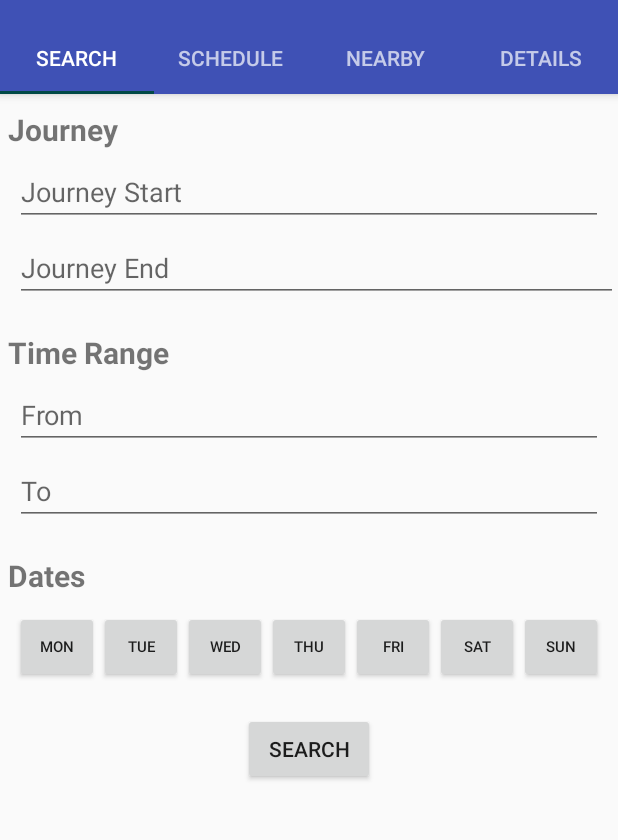
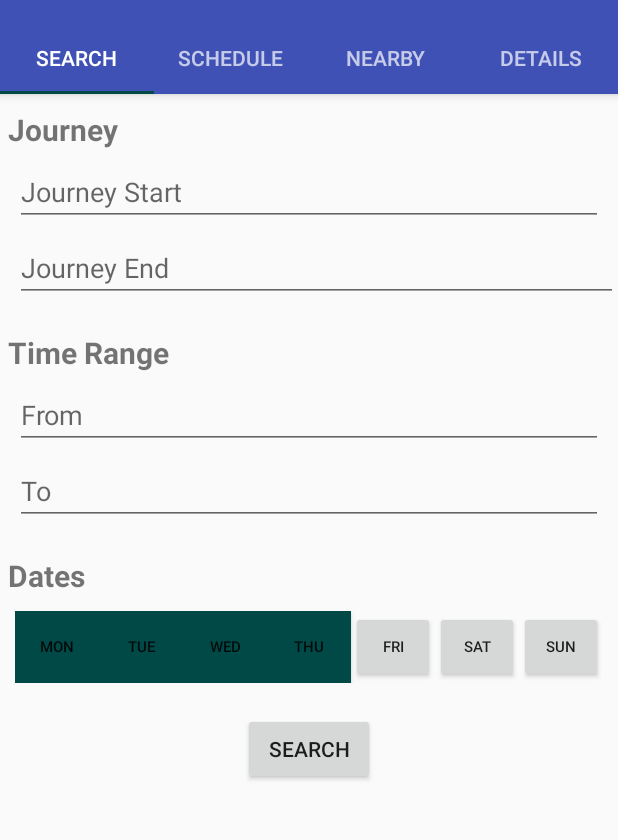
Before and after one commit to MLBCoders/MyBus, an Android app: the screen it shows after launch (MainActivity), in the options menu, after a tap on "Settings", on a phone screen of 412 x 824 dp, the part 74-914 px from its top. Run offline under Robolectric (Android 15) with nearby library versions, the phone set to English and light mode, and no system bars; our stand-ins replace ButterKnife.

Commit message:
date btns

```diff
--- a/app/src/main/java/lk/mlbcoders/mybus/SearchBusFragment.java
+++ b/app/src/main/java/lk/mlbcoders/mybus/SearchBusFragment.java
@@ -12,8 +12,11 @@
 import android.view.LayoutInflater;
 import android.view.View;
 import android.view.ViewGroup;
+import android.widget.Button;
 import android.widget.TimePicker;
 import android.widget.Toast;
+
+import java.util.ArrayList;
 
 import butterknife.BindView;
 import butterknife.ButterKnife;
@@ -30,6 +33,8 @@
     @BindView(R.id.picker_journey_to) TextInputEditText picker_journey_to;
     @BindView(R.id.picker_time_range_from) TextInputEditText picker_time_range_from;
     @BindView(R.id.picker_time_range_to) TextInputEditText picker_time_range_to;
+
+    ArrayList<Button> dateBtns = new ArrayList<>();
 
     public SearchBusFragment() {
         // Required empty public constructor
@@ -123,4 +128,16 @@
             }
         }
     }
+
+    @OnClick({R.id.btn_date_mon,R.id.btn_date_tue,R.id.btn_date_wed,R.id.btn_date_Thu,R.id.btn_date_Fri,R.id.btn_date_Sat,R.id.btn_date_Sun})
+    public void btnDateMonClicked(Button button){
+        Log.d("MYBUS","btn date selected : " + button.getText().toString());
+        if(!dateBtns.contains(button)){
+            dateBtns.add(button);
+            button.setBackgroundColor(getResources().getColor(R.color.colorDateBtnSelected));
+        }else{
+            dateBtns.remove(button);
+            button.setBackgroundColor(getResources().getColor(R.color.colorDateBtnUnSelected));
+        }
+    }
 }
--- a/app/src/main/res/values/colors.xml
+++ b/app/src/main/res/values/colors.xml
@@ -3,4 +3,6 @@
     <color name="colorPrimary">#3F51B5</color>
     <color name="colorPrimaryDark">#303F9F</color>
     <color name="colorAccent">#014946</color>
+    <color name="colorDateBtnSelected">#014946</color>
+    <color name="colorDateBtnUnSelected">#cfd8dc</color>
 </resources>
```
